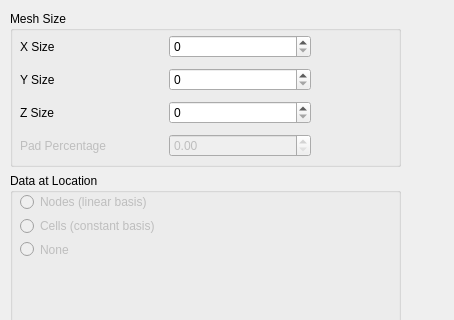
Old version of the form src/Interface/Modules/Fields/CreateLatVolMesh.ui in the repository SCIInstitute/SCIRun; both pictures show x 0 to 454 and y 0 to 320 of the 454 by 549 pixel window.
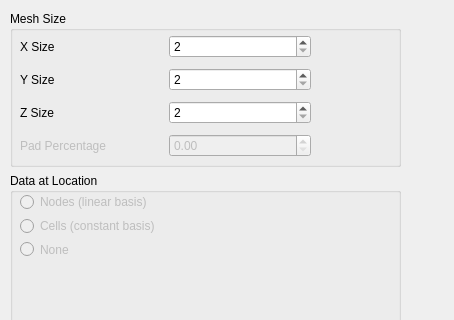
New version of the form.

Commit message: Rename module and create sample network. Part 2

Diff of the .ui file:
```diff
--- a/src/Interface/Modules/Fields/CreateLatVolMesh.ui
+++ b/src/Interface/Modules/Fields/CreateLatVolMesh.ui
@@ -77,7 +77,14 @@
          </widget>
         </item>
         <item row="0" column="1">
-         <widget class="QSpinBox" name="xSizeSpinBox_"/>
+         <widget class="QSpinBox" name="xSizeSpinBox_">
+          <property name="minimum">
+           <number>2</number>
+          </property>
+          <property name="maximum">
+           <number>1000</number>
+          </property>
+         </widget>
         </item>
         <item row="1" column="0">
          <widget class="QLabel" name="label_2">
@@ -87,7 +94,14 @@
          </widget>
         </item>
         <item row="1" column="1">
-         <widget class="QSpinBox" name="ySizeSpinBox_"/>
+         <widget class="QSpinBox" name="ySizeSpinBox_">
+          <property name="minimum">
+           <number>2</number>
+          </property>
+          <property name="maximum">
+           <number>1000</number>
+          </property>
+         </widget>
         </item>
         <item row="2" column="0">
          <widget class="QLabel" name="label_3">
@@ -97,7 +111,14 @@
          </widget>
         </item>
         <item row="2" column="1">
-         <widget class="QSpinBox" name="zSizeSpinBox_"/>
+         <widget class="QSpinBox" name="zSizeSpinBox_">
+          <property name="minimum">
+           <number>2</number>
+          </property>
+          <property name="maximum">
+           <number>1000</number>
+          </property>
+         </widget>
         </item>
         <item row="3" column="0">
          <widget class="QLabel" name="label_4">
```
The commit also changes 11 other files.
